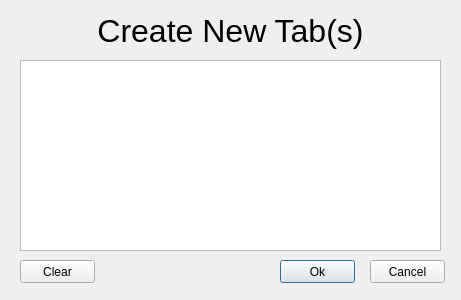
Donn13Darko/uC_Interfacer, file src/gui-helpers/gui-create-new-tabs.ui: the form before one commit.
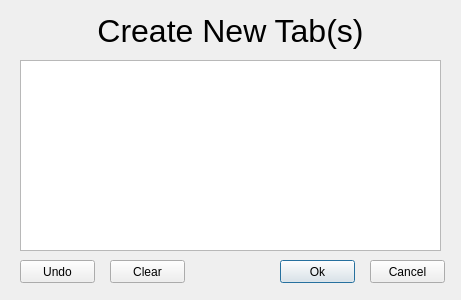
The form after the commit.

```diff
--- a/src/gui-helpers/gui-create-new-tabs.ui
+++ b/src/gui-helpers/gui-create-new-tabs.ui
@@ -66,7 +66,7 @@
   <widget class="QPushButton" name="Clear_Button">
    <property name="geometry">
     <rect>
-     <x>20</x>
+     <x>110</x>
      <y>260</y>
      <width>75</width>
      <height>23</height>
@@ -89,6 +89,22 @@
     </rect>
    </property>
   </widget>
+  <widget class="QPushButton" name="Undo_Button">
+   <property name="geometry">
+    <rect>
+     <x>20</x>
+     <y>260</y>
+     <width>75</width>
+     <height>23</height>
+    </rect>
+   </property>
+   <property name="text">
+    <string>Undo</string>
+   </property>
+   <property name="autoDefault">
+    <bool>false</bool>
+   </property>
+  </widget>
  </widget>
  <resources/>
  <connections/>
```
